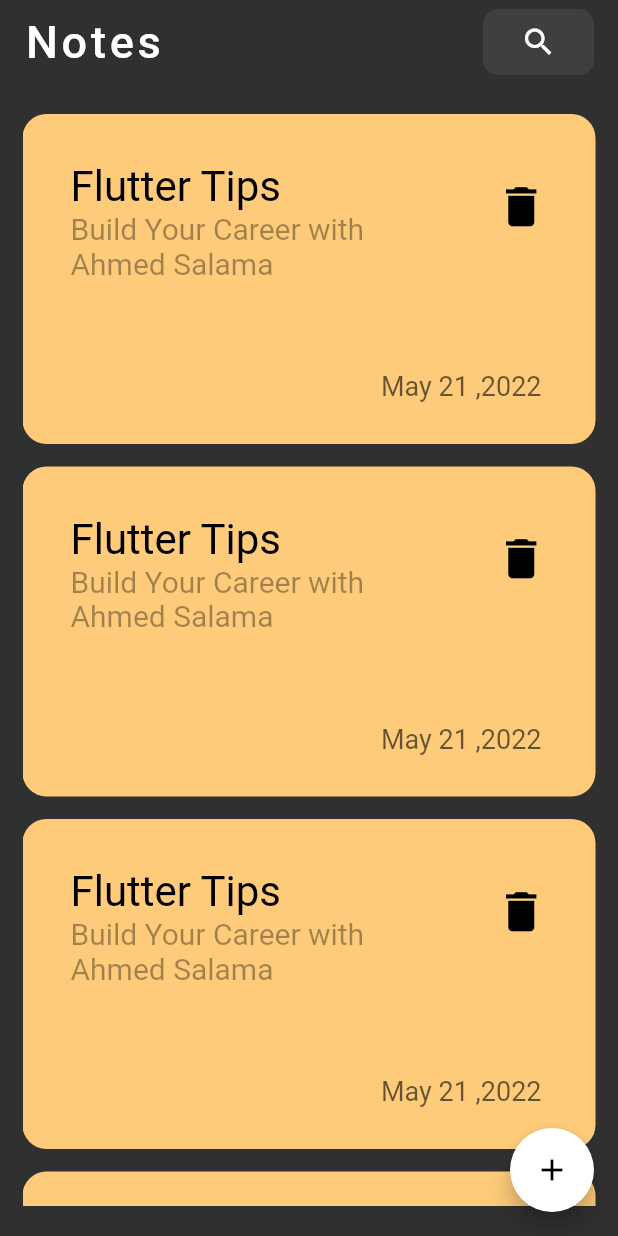
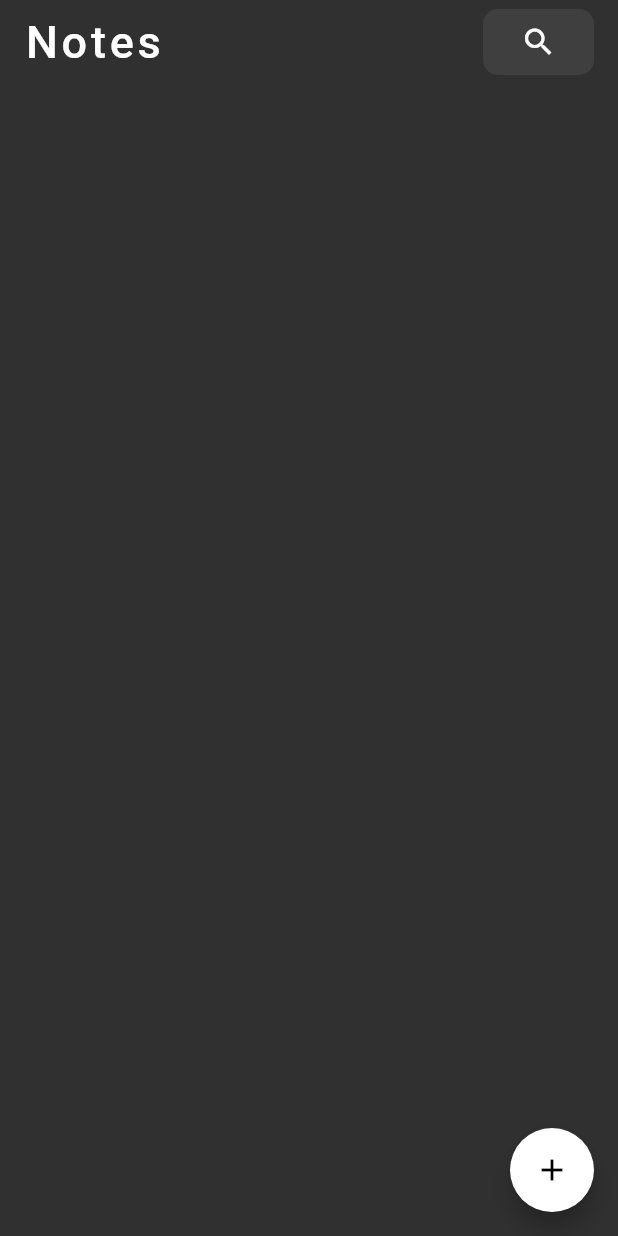
Before and after one commit to Ahmed289m/notesApp, a Flutter app: the screen it shows after launch, on a phone screen of 412 x 824 dp. Run offline on Flutter 3.47's test engine with Material 2 defaults, Android fonts, the phone set to English and light mode, and no system bars; our stand-ins replace bloc, flutter_bloc, google_fonts, hive, hive_flutter, modal_progress_hud_nsn; accounts and stored records are empty; Roboto replaces fonts that are missing (Ubuntu).

Commit message:
edit note

```diff
--- a/lib/components/Custom_Text_Fields.dart
+++ b/lib/components/Custom_Text_Fields.dart
@@ -3,13 +3,15 @@ import 'package:notesapp/constants.dart';
 
 class CustomTextFiled extends StatelessWidget {
   const CustomTextFiled(
-      {super.key, this.onSaved, this.contentPadding, required this.hint});
+      {super.key, this.onSaved, this.contentPadding, required this.hint, this.onChange});
   final void Function(String?)? onSaved;
   final EdgeInsetsGeometry? contentPadding;
   final String hint;
+  final void Function(String)?onChange;
   @override
   Widget build(BuildContext context) {
     return TextFormField(
+      onChanged: onChange,
       onTapOutside: (event) {
         FocusManager.instance.primaryFocus?.unfocus();
       },
--- a/lib/components/appBar.dart
+++ b/lib/components/appBar.dart
@@ -2,9 +2,10 @@ import 'package:flutter/material.dart';
 import 'package:google_fonts/google_fonts.dart';
 
 class CustomAppbar extends StatelessWidget {
-  const CustomAppbar({super.key, required this.title,required this.icon});
+  const CustomAppbar({super.key, required this.title, required this.icon,  this.onTap});
   final String title;
   final IconData icon;
+  final void Function()? onTap;
   @override
   Widget build(BuildContext context) {
     return Row(
@@ -15,13 +16,16 @@ class CustomAppbar extends StatelessWidget {
           style: GoogleFonts.ubuntu(
               textStyle: const TextStyle(fontSize: 30, letterSpacing: 2.5)),
         ),
-        Container(
-          padding: const EdgeInsets.symmetric(horizontal: 25, vertical: 10),
-          decoration: BoxDecoration(
-            borderRadius: BorderRadius.circular(10),
-            color: const Color.fromARGB(122, 80, 80, 80),
+        GestureDetector(
+          onTap: onTap,
+          child: Container(
+            padding: const EdgeInsets.symmetric(horizontal: 25, vertical: 10),
+            decoration: BoxDecoration(
+              borderRadius: BorderRadius.circular(10),
+              color: const Color.fromARGB(122, 80, 80, 80),
+            ),
+            child: Icon(icon),
           ),
-          child:  Icon(icon),
         ),
       ],
     );
--- a/lib/components/noteContainer.dart
+++ b/lib/components/noteContainer.dart
@@ -1,24 +1,28 @@
 import 'package:flutter/material.dart';
+import 'package:flutter_bloc/flutter_bloc.dart';
 import 'package:google_fonts/google_fonts.dart';
+import 'package:notesapp/cubits/notes_cubit/notes_cubit_cubit.dart';
+import 'package:notesapp/models/note_model.dart';
 import 'package:notesapp/views/edit_note_view.dart';
 
 class NoteCont extends StatelessWidget {
-  const NoteCont({super.key});
+  const NoteCont({super.key, required this.note});
+  final NoteModel note;
 
   @override
   Widget build(BuildContext context) {
     return GestureDetector(
       onTap: () {
-        Navigator.push(context, MaterialPageRoute(builder: (context){
-          return const EditNoteView();
+        Navigator.push(context, MaterialPageRoute(builder: (context) {
+          return  EditNoteView(note: note,);
         }));
       },
       child: Container(
           decoration: BoxDecoration(
             borderRadius: BorderRadius.circular(16),
-            color: Color(0xfffdcb7a),
+            color: Color(note.color),
           ),
-          padding: EdgeInsets.symmetric(horizontal: 16),
+          padding: const EdgeInsets.symmetric(horizontal: 16),
           child: Column(
             mainAxisAlignment: MainAxisAlignment.spaceAround,
             crossAxisAlignment: CrossAxisAlignment.end,
@@ -26,32 +30,38 @@ class NoteCont extends StatelessWidget {
               ListTile(
                 horizontalTitleGap: 50,
                 title: Text(
-                  'Flutter Tips',
+                  note.title,
                   style: GoogleFonts.ubuntu(
-                      textStyle: TextStyle(color: Colors.black, fontSize: 28)),
+                      textStyle: const TextStyle(color: Colors.black, fontSize: 28)),
                 ),
                 subtitle: Text(
-                  'Build Your Career with Ahmed Salama',
+                  note.content,
                   style: GoogleFonts.ubuntu(
-                    textStyle: TextStyle(
+                    textStyle: const TextStyle(
                       color: Color.fromARGB(94, 0, 0, 0),
                       fontSize: 20,
                     ),
                   ),
                 ),
-                trailing: Icon(
-                  Icons.delete,
-                  color: Colors.black,
-                  size: 35,
+                trailing: GestureDetector(
+                  onTap: () {
+                    note.delete();
+                    BlocProvider.of<NotesCubitCubit>(context).getNotes();
+                  },
+                  child: const Icon(
+                    Icons.delete,
+                    color: Colors.black,
+                    size: 35,
+                  ),
                 ),
               ),
               Padding(
                 padding: const EdgeInsets.only(right: 20),
                 child: Text(
-                  'May 21 ,2022',
+                  note.date,
                   style: GoogleFonts.ubuntu(
-                      textStyle: TextStyle(
-                    color: const Color.fromARGB(151, 0, 0, 0),
+                      textStyle: const TextStyle(
+                    color:  Color.fromARGB(151, 0, 0, 0),
                     fontSize: 18,
                   )),
                 ),
--- /dev/null
+++ b/lib/components/notes_grid_view.dart
@@ -0,0 +1,31 @@
+import 'package:flutter/material.dart';
+import 'package:flutter_bloc/flutter_bloc.dart';
+import 'package:notesapp/components/noteContainer.dart';
+import 'package:notesapp/cubits/notes_cubit/notes_cubit_cubit.dart';
+import 'package:notesapp/models/note_model.dart';
+
+class NoteGridView extends StatelessWidget {
+  const NoteGridView({super.key});
+
+  @override
+  Widget build(BuildContext context) {
+    return BlocBuilder<NotesCubitCubit, NotesCubitState>(
+        builder: (context, state) {
+      List<NoteModel> notesList =
+          BlocProvider.of<NotesCubitCubit>(context).notesList ?? [];
+      return Padding(
+        padding: const EdgeInsets.symmetric(horizontal: 15, vertical: 20),
+        child: GridView.builder(
+            itemCount: notesList.length,
+            physics: const BouncingScrollPhysics(),
+            gridDelegate: const SliverGridDelegateWithFixedCrossAxisCount(
+                crossAxisCount: 1, mainAxisSpacing: 15, mainAxisExtent: 220),
+            itemBuilder: (context, index) {
+              return NoteCont(
+                note: notesList[index],
+              );
+            }),
+      );
+    });
+  }
+}
--- a/lib/cubits/notes_cubit/notes_cubit_cubit.dart
+++ b/lib/cubits/notes_cubit/notes_cubit_cubit.dart
@@ -7,14 +7,10 @@ part 'notes_cubit_state.dart';
 
 class NotesCubitCubit extends Cubit<NotesCubitState> {
   NotesCubitCubit() : super(NotesStateInitial());
-
-  getNotes(){
-    try {
-      var notes = Hive.box<NoteModel>('notes');
-      List<NoteModel>notesList =notes.values.toList();
-      emit(NotesStateSuccess(notes: notesList));
-    } catch (e) {
-      emit(NotesStateFailure(e.toString()));
-    }
+  List<NoteModel>? notesList;
+  getNotes() {
+    var notes = Hive.box<NoteModel>('notes');
+    notesList = notes.values.toList();
+    emit(NotesStateSuccess());
   }
 }
--- a/lib/cubits/notes_cubit/notes_cubit_state.dart
+++ b/lib/cubits/notes_cubit/notes_cubit_state.dart
@@ -4,16 +4,4 @@ part of 'notes_cubit_cubit.dart';
 class NotesCubitState {}
 
 class NotesStateInitial extends NotesCubitState {}
-
-class NotesStateSuccess extends NotesCubitState {
-  final List<NoteModel> notes;
-
-  NotesStateSuccess({required this.notes});
-}
-
-class NotesStateFailure extends NotesCubitState {
-  final String error;
-
-  NotesStateFailure(this.error);
-
-}
+class NotesStateSuccess extends NotesCubitState{}
--- a/lib/main.dart
+++ b/lib/main.dart
@@ -3,6 +3,7 @@ import 'package:flutter_bloc/flutter_bloc.dart';
 import 'package:hive_flutter/adapters.dart';
 import 'package:notesapp/Simple_bloc_observer.dart';
 import 'package:notesapp/cubits/add_note_cubit/add_note_cubit_cubit.dart';
+import 'package:notesapp/cubits/notes_cubit/notes_cubit_cubit.dart';
 import 'package:notesapp/models/note_model.dart';
 import 'package:notesapp/views/Notes_view.dart';
 
@@ -19,10 +20,16 @@ class NotesApp extends StatelessWidget {
 
   @override
   Widget build(BuildContext context) {
-    return MaterialApp(
-      debugShowCheckedModeBanner: false,
-      theme: ThemeData.dark(),
-      home: const NotesView(),
+    return MultiBlocProvider(
+      providers: [
+        BlocProvider(create: (context) => AddNoteCubitCubit()),
+        BlocProvider(create: (context) => NotesCubitCubit()),
+      ],
+      child: MaterialApp(
+        debugShowCheckedModeBanner: false,
+        theme: ThemeData.dark(),
+        home: const NotesView(),
+      ),
     );
   }
 }
--- a/lib/models/note_model.dart
+++ b/lib/models/note_model.dart
@@ -4,13 +4,13 @@ part 'note_model.g.dart';
 @HiveType(typeId: 0)
 class NoteModel extends HiveObject {
   @HiveField(0)
-  final String title;
+   String title;
   @HiveField(1)
-  final String content;
+   String content;
   @HiveField(2)
   final String date;
   @HiveField(3)
-  final int color;
+   int color;
   NoteModel(
       {required this.title,
       required this.content,
--- a/lib/views/Notes_view.dart
+++ b/lib/views/Notes_view.dart
@@ -2,17 +2,27 @@ import 'package:flutter/material.dart';
 import 'package:flutter_bloc/flutter_bloc.dart';
 import 'package:notesapp/components/appBar.dart';
 import 'package:notesapp/components/bottomSheetContent.dart';
-import 'package:notesapp/components/noteContainer.dart';
+import 'package:notesapp/components/notes_grid_view.dart';
 import 'package:notesapp/cubits/notes_cubit/notes_cubit_cubit.dart';
+import 'package:notesapp/models/note_model.dart';
 
-class NotesView extends StatelessWidget {
+class NotesView extends StatefulWidget {
   const NotesView({super.key});
 
   @override
+  State<NotesView> createState() => _NotesViewState();
+}
+
+class _NotesViewState extends State<NotesView> {
+  @override
+  void initState() {
+    BlocProvider.of<NotesCubitCubit>(context).getNotes();
+    super.initState();
+  }
+
+  @override
   Widget build(BuildContext context) {
-    return BlocProvider(
-      create: (context) => NotesCubitCubit(),
-      child: Scaffold(
+    return Scaffold(
       floatingActionButton: FloatingActionButton(
         onPressed: () {
           showModalBottomSheet(
@@ -36,16 +46,12 @@ class NotesView extends StatelessWidget {
           icon: Icons.search,
         ),
       ),
-        body: Padding(
-          padding: const EdgeInsets.symmetric(horizontal: 15, vertical: 20),
-          child: GridView.builder(
-              physics: const BouncingScrollPhysics(),
-              gridDelegate: const SliverGridDelegateWithFixedCrossAxisCount(
-                  crossAxisCount: 1, mainAxisSpacing: 15, mainAxisExtent: 220),
-              itemBuilder: (context, index) {
-                return const NoteCont();
-              }),
-        ),
+      body: BlocBuilder<NotesCubitCubit, NotesCubitState>(
+        builder: (context, state) {
+          List<NoteModel> notesList =
+              BlocProvider.of<NotesCubitCubit>(context).notesList ?? [];
+          return const NoteGridView();
+        },
       ),
     );
   }
--- a/pubspec.yaml
+++ b/pubspec.yaml
@@ -40,6 +40,7 @@ dependencies:
   hive_flutter: ^1.1.0
   flutter_bloc: ^8.1.3
   modal_progress_hud_nsn: ^0.4.0
+  intl: ^0.18.1
 
 dev_dependencies:
   hive_generator: ^2.0.0
```
Also changed, not shown: lib/components/add_note_form.dart (+15 -5 lines), lib/views/edit_note_view.dart (+34 -9 lines), pubspec.lock. Lines whose indentation alone changed are shown as unchanged.
